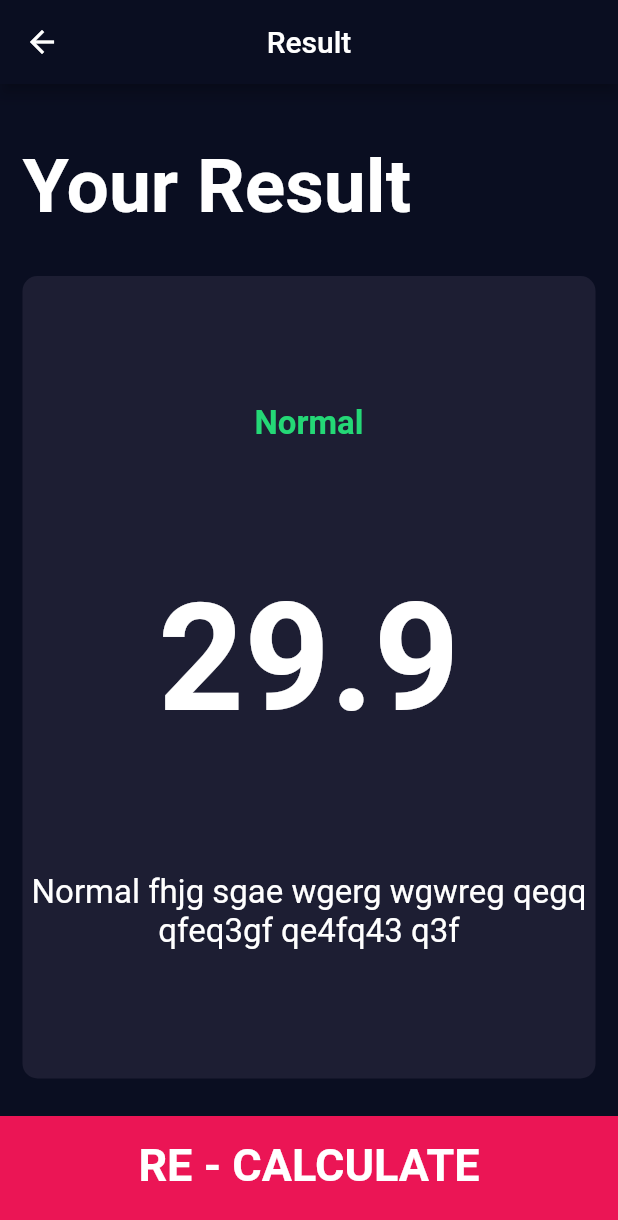
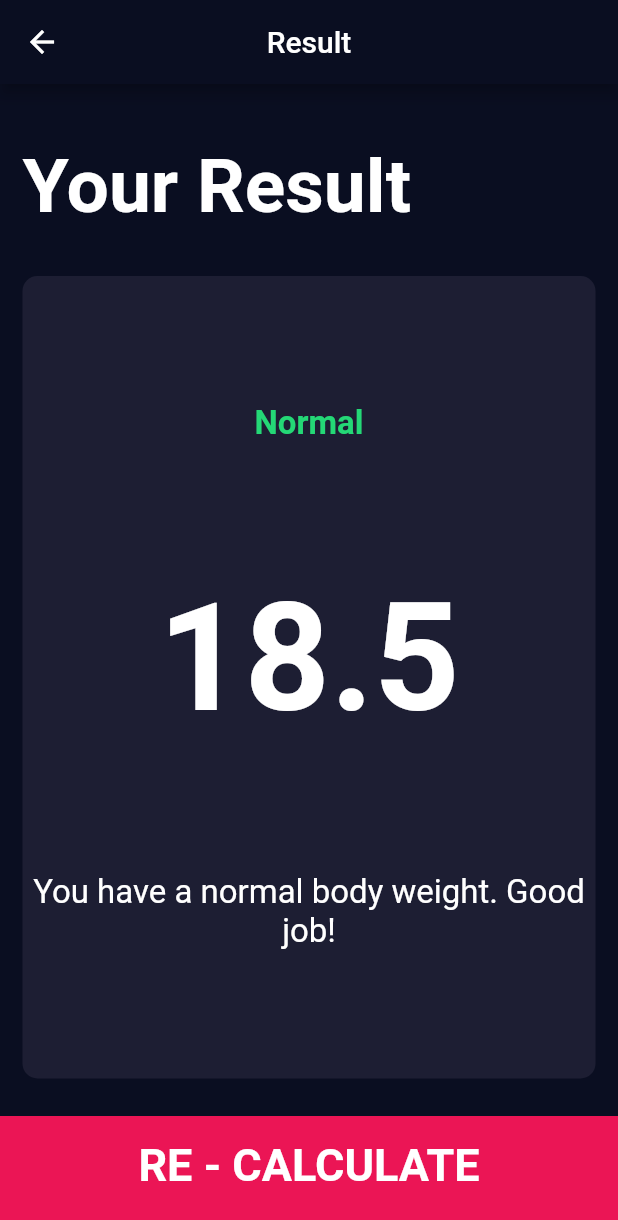
Before and after one commit to ChuguevRoman/bmi_calculate, a Flutter app: the screen it shows after launch, after a tap on "CALCULATE", on a phone screen of 412 x 824 dp. Shown: the top 1220 px of the screen. Run offline on Flutter 3.47's test engine with Material 2 defaults, Android fonts, the phone set to English and light mode, and no system bars; our stand-ins replace font_awesome_flutter.

Commit message:
By pressing the Calculate button, the necessary data is transferred to the result screen and displayed there

```diff
--- a/lib/screens/input_page_screen.dart
+++ b/lib/screens/input_page_screen.dart
@@ -7,6 +7,7 @@ import '../widgets/changeable_card.dart';
 import '../widgets/round_icon_button.dart';
 import './result_screen.dart';
 import '../widgets/bottom_button.dart';
+import '../CalculatorBrain.dart';
 
 enum Gender {
   male,
@@ -202,10 +203,17 @@ class _InputPageState extends State<InputPage> {
           BottomButton(
             text: 'CALCULATE',
             onPress: () {
+              CalculatorBrain calc =
+                  CalculatorBrain(height: height, weight: weight);
+
               Navigator.push(
                 context,
                 MaterialPageRoute(
-                  builder: (context) => ResultScreen(),
+                  builder: (context) => ResultScreen(
+                    bmiResult: calc.calculateBmi(),
+                    resultText: calc.getResult(),
+                    interpretation: calc.getInterpretation(),
+                  ),
                 ),
               );
             },
--- a/lib/screens/result_screen.dart
+++ b/lib/screens/result_screen.dart
@@ -5,7 +5,12 @@ import '../widgets/changeable_card.dart';
 import '../widgets/bottom_button.dart';
 
 class ResultScreen extends StatelessWidget {
-  const ResultScreen({Key? key}) : super(key: key);
+
+  final String bmiResult;
+  final String resultText;
+  final String interpretation;
+
+  const ResultScreen({super.key, required this.bmiResult, required this.resultText, required this.interpretation});
 
   @override
   Widget build(BuildContext context) {
@@ -36,15 +41,15 @@ class ResultScreen extends StatelessWidget {
                 crossAxisAlignment: CrossAxisAlignment.center,
                 children: [
                   Text(
-                    'Normal',
+                    resultText,
                     style: kResultTextStyle,
                   ),
                   Text(
-                    '29.9',
+                    bmiResult.toUpperCase(),
                     style: kBMITextStyle,
                   ),
                   Text(
-                    'Normal fhjg sgae wgerg wgwreg qegq qfeq3gf qe4fq43 q3f',
+                    interpretation,
                     style: kBodyTextStyle,
                     textAlign: TextAlign.center,
                   ),
```
